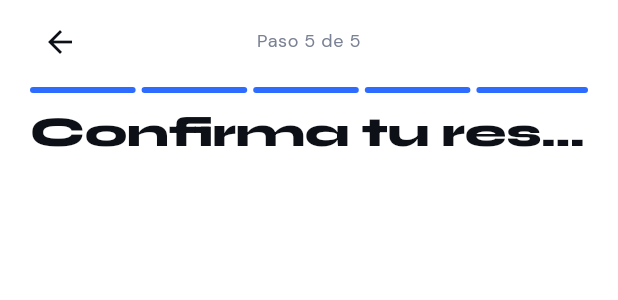
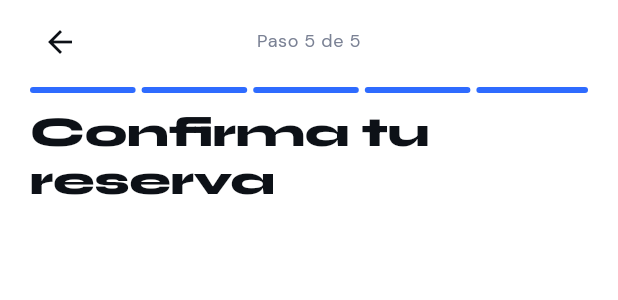
Before and after one commit to Foompe/citaria, a Flutter app: the CabeceraWizard widget shown alone on an empty page, opened directly, on a phone screen of 412 x 824 dp. Shown: the top 300 px of the screen. Run offline on Flutter 3.47's test engine with Material 3 defaults, Android fonts, the phone set to English and light mode, and no system bars; our stand-ins replace fl_chart, flutter_secure_storage, google_fonts, image_picker, shared_preferences; accounts and stored records are empty; network calls fail.

Commit message:
Fix: Textos correctos en wizards

```diff
--- a/citaria_frontend/lib/ui/widgets/cabecera_wizard.dart
+++ b/citaria_frontend/lib/ui/widgets/cabecera_wizard.dart
@@ -4,8 +4,7 @@ import 'package:citaria_frontend/ui/theme/extension_espaciado.dart';
 /// Cabecera compartida por los 5 pasos del wizard de reserva.
 ///
 /// Muestra: botón atrás + indicador "Paso X de 5" + stepper lineal + título.
-/// Implementa [PreferredSizeWidget] para usarse como [AppBar] en el Scaffold.
-class CabeceraWizard extends StatelessWidget implements PreferredSizeWidget {
+class CabeceraWizard extends StatelessWidget {
   const CabeceraWizard({
     super.key,
     required this.pasoActual,
@@ -22,27 +21,20 @@ class CabeceraWizard extends StatelessWidget implements PreferredSizeWidget {
   /// Título descriptivo que se muestra bajo el stepper.
   final String titulo;
 
-  // Altura real del contenido:
-  // 40 (fila atrás) + 10 (gap) + 4 (stepper) + 12 (gap) + 24 (título)
-  // + 16 (padding top) + 8 (padding bottom) + statusBar gestionado por
-  // Scaffold. Se declara generosa para evitar overflow en cualquier fuente.
-  static const double _alturaContenido = 120;
-
-  @override
-  Size get preferredSize => const Size.fromHeight(_alturaContenido);
-
   @override
   Widget build(BuildContext context) {
     final espaciado   = Theme.of(context).extension<EspaciadoCitaria>()!;
     final colorScheme = Theme.of(context).colorScheme;
     final textTheme   = Theme.of(context).textTheme;
-    final topPadding  = MediaQuery.of(context).padding.top;
 
     return Container(
       color: colorScheme.surface,
+      child: SafeArea(
+        bottom: false,
+        child: Padding(
           padding: EdgeInsets.fromLTRB(
             espaciado.padX,
-        topPadding + 8,
+            8,
             espaciado.padX,
             8,
           ),
@@ -111,10 +103,10 @@ class CabeceraWizard extends StatelessWidget implements PreferredSizeWidget {
               Text(
                 titulo,
                 style: textTheme.displayLarge,
-            maxLines: 1,
-            overflow: TextOverflow.ellipsis,
               ),
             ],
+          ),
+        ),
       ),
     );
   }
```
Also changed, not shown: citaria_frontend/lib/ui/screens/client/pantalla_wizard_confirmar.dart (+12 -6 lines), citaria_frontend/lib/ui/screens/client/pantalla_wizard_empleado.dart (+12 -6 lines), citaria_frontend/lib/ui/screens/client/pantalla_wizard_fecha.dart (+8 -2 lines), citaria_frontend/lib/ui/screens/client/pantalla_wizard_hora.dart (+12 -6 lines), citaria_frontend/lib/ui/screens/client/pantalla_wizard_servicios.dart (+12 -6 lines). Lines whose indentation alone changed are shown as unchanged.
